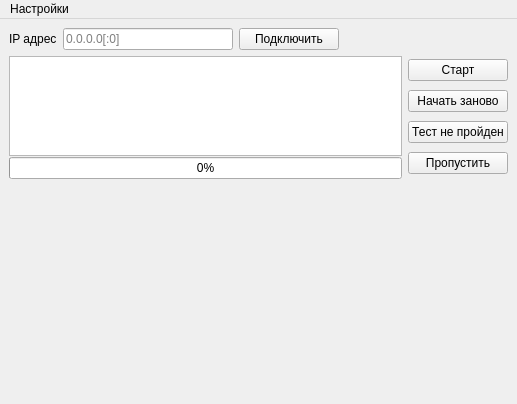
The window that gui/main_window.ui (timerke/pyvac_test) describes before a commit, drawn with Qt 5.
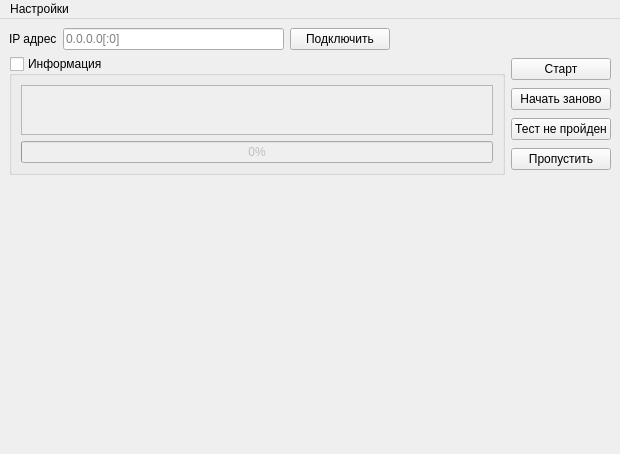
The same window after the commit.

Commit message: Added saving default values and test settings to config file

```diff
--- a/gui/main_window.ui
+++ b/gui/main_window.ui
@@ -6,8 +6,8 @@
    <rect>
     <x>0</x>
     <y>0</y>
-    <width>517</width>
-    <height>404</height>
+    <width>620</width>
+    <height>454</height>
    </rect>
   </property>
   <property name="windowTitle">
@@ -82,17 +82,18 @@
     </item>
     <item>
      <layout class="QHBoxLayout" name="horizontal_layout_2">
-      <property name="sizeConstraint">
-       <enum>QLayout::SetMinimumSize</enum>
-      </property>
       <item>
-       <layout class="QVBoxLayout" name="vertical_layout">
-        <property name="spacing">
-         <number>1</number>
+       <widget class="QGroupBox" name="group_box_tests">
+        <property name="title">
+         <string>Информация</string>
         </property>
-        <property name="sizeConstraint">
-         <enum>QLayout::SetMinimumSize</enum>
+        <property name="checkable">
+         <bool>true</bool>
         </property>
+        <property name="checked">
+         <bool>false</bool>
+        </property>
+        <layout class="QVBoxLayout" name="verticalLayout">
         <item>
          <widget class="QTextEdit" name="text_edit_info">
           <property name="sizePolicy">
@@ -104,7 +105,7 @@
           <property name="maximumSize">
            <size>
             <width>16777215</width>
-            <height>100</height>
+             <height>50</height>
            </size>
           </property>
           <property name="readOnly">
@@ -114,24 +115,13 @@
         </item>
         <item>
          <widget class="QProgressBar" name="progress_bar">
-          <property name="layoutDirection">
-           <enum>Qt::LeftToRight</enum>
-          </property>
-          <property name="autoFillBackground">
-           <bool>false</bool>
-          </property>
           <property name="value">
            <number>0</number>
           </property>
-          <property name="textVisible">
-           <bool>true</bool>
-          </property>
-          <property name="orientation">
-           <enum>Qt::Horizontal</enum>
-          </property>
          </widget>
         </item>
        </layout>
+       </widget>
       </item>
       <item>
        <layout class="QVBoxLayout" name="vertical_layout_2" stretch="0,0,0,0">
@@ -162,6 +152,18 @@
         </item>
         <item>
          <widget class="QPushButton" name="button_restart_tests">
+          <property name="minimumSize">
+           <size>
+            <width>100</width>
+            <height>0</height>
+           </size>
+          </property>
+          <property name="maximumSize">
+           <size>
+            <width>100</width>
+            <height>16777215</height>
+           </size>
+          </property>
           <property name="text">
            <string>Начать заново</string>
           </property>
@@ -226,7 +228,7 @@
     <rect>
      <x>0</x>
      <y>0</y>
-     <width>517</width>
+     <width>620</width>
      <height>21</height>
     </rect>
    </property>
```
Lines whose indentation alone changed are shown as unchanged. The commit also changes 6 other files.
